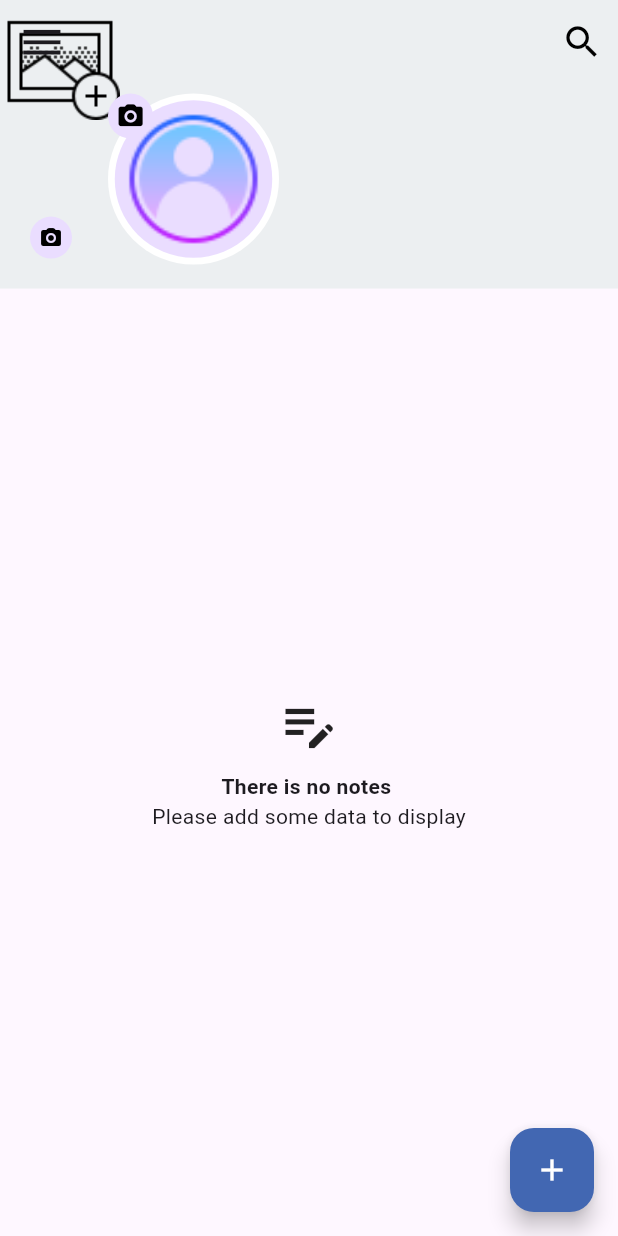
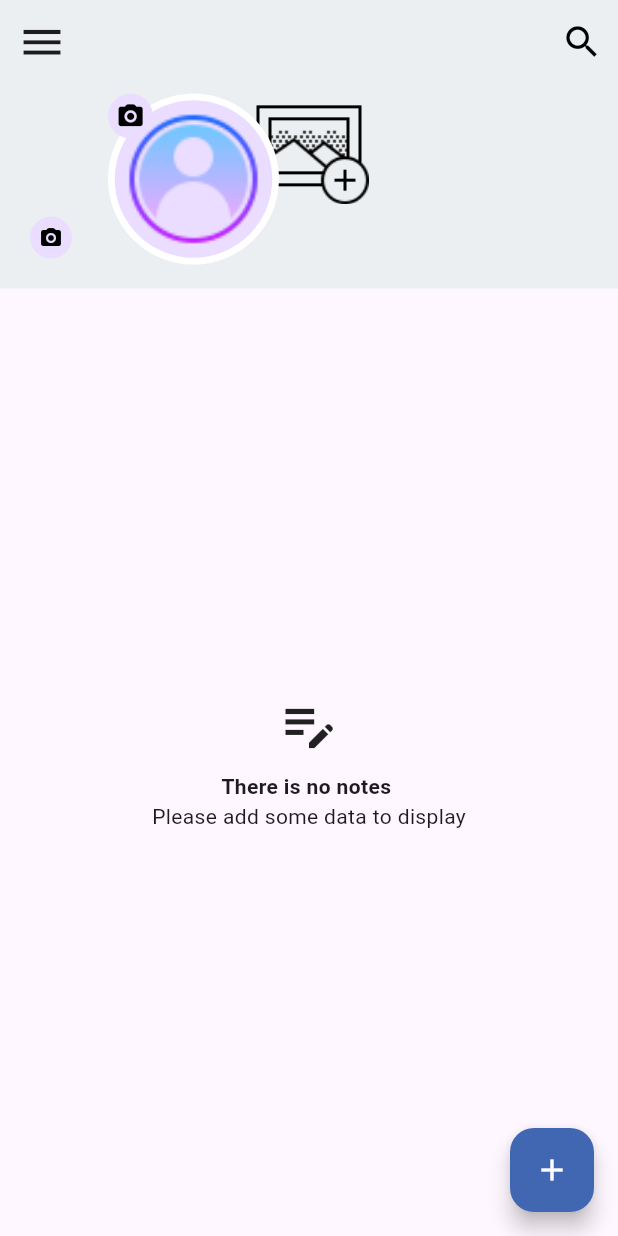
Before and after one commit to AmrMohamed97/life_binder, a Flutter app: the PersonalPageView screen opened by its route, on a phone screen of 412 x 824 dp. Run offline on Flutter 3.47's test engine with Material 3 defaults, Android fonts, the phone set to English and light mode, and no system bars; our stand-ins replace awesome_dialog, cloud_firestore, firebase_auth, firebase_core, firebase_storage, flutter_bloc and 5 more; missing offline and left inert: animated_snack_bar; accounts and stored records are empty.

Commit message:
edit background image

```diff
--- a/lib/features/personal_page/presentation/manager/note_operation_cubit/note_operation_cubit.dart
+++ b/lib/features/personal_page/presentation/manager/note_operation_cubit/note_operation_cubit.dart
@@ -10,7 +10,7 @@ class NoteOperationCubit extends Cubit<NoteOperationState> {
 
   List<NotesModel> notes = [];
   //-----get notes
-   Future<void> getUserNotes() async {
+  Future<void> getUserNotes() async {
     emit(GetUserNotesLoadingState());
     try {
       FirebaseFirestore.instance
@@ -33,6 +33,7 @@ class NoteOperationCubit extends Cubit<NoteOperationState> {
       emit(GetUserNotesErrorState());
     }
   }
+
 //--------delete note
   Future<void> deleteListItem(
       {required String id, required String imageName}) async {
--- a/lib/features/personal_page/presentation/pages/widgets/background_app_bar_image.dart
+++ b/lib/features/personal_page/presentation/pages/widgets/background_app_bar_image.dart
@@ -28,13 +28,15 @@ class BackgroundAppBarImage extends StatelessWidget {
             child: cubit.backgroundImage.isEmpty
                 ? Stack(
                     children: [
-                      Image.asset(
-                        'assets/images/4.png',
+                      Center(
+                        child: Image.asset(
+                          'assets/images/4.png',
+                        ),
                       ),
                       const Positioned(
                         bottom: 20,
                         left: 20,
-                        child:  CircleAvatar(
+                        child: CircleAvatar(
                             radius: 14,
                             child: Icon(
                               Icons.camera_alt_rounded,
```
